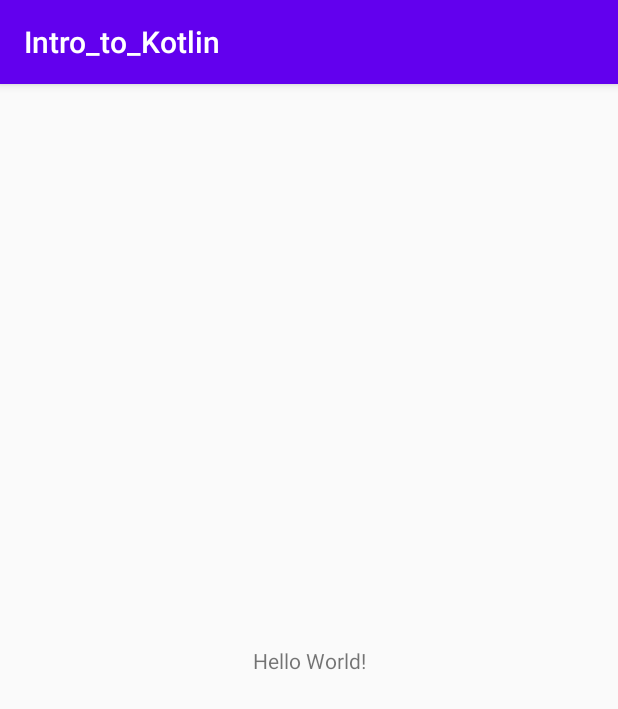
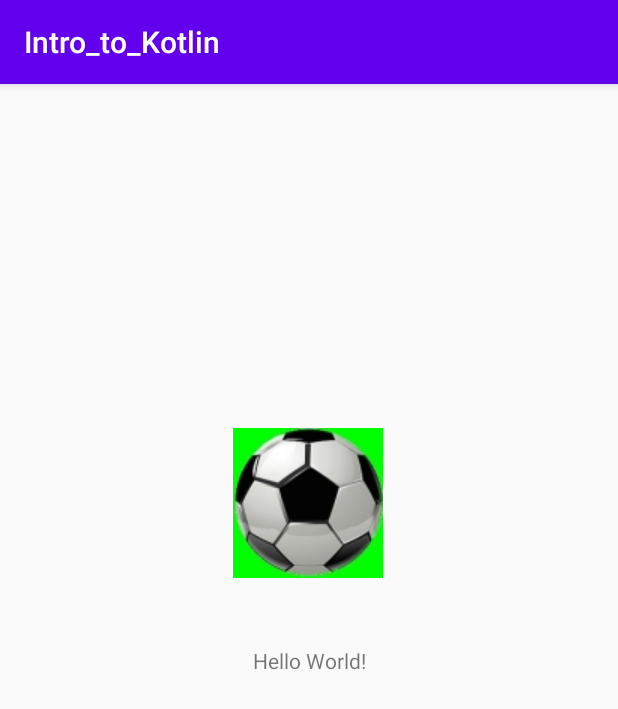
Before and after one commit to dodiforth/Intro_to_Kotlin, an Android app: the screen it shows after launch (MainActivity), on a phone screen of 412 x 824 dp. Shown: the top 709 px of the screen. Run offline under Robolectric (Android 15) with nearby library versions, the phone set to English and light mode, and no system bars.

Commit message:
Added two football images And fixed ConstrainLayout issue And Added ImageView widget

```diff
--- a/app/src/main/res/layout/activity_main.xml
+++ b/app/src/main/res/layout/activity_main.xml
@@ -7,6 +7,7 @@
     tools:context=".MainActivity">
 
     <TextView
+        android:id="@+id/textView"
         android:layout_width="wrap_content"
         android:layout_height="wrap_content"
         android:text="Hello World!"
@@ -15,4 +16,17 @@
         app:layout_constraintRight_toRightOf="parent"
         app:layout_constraintTop_toTopOf="parent" />
 
+    <ImageView
+        android:id="@+id/imageView"
+        android:layout_width="wrap_content"
+        android:layout_height="wrap_content"
+        android:layout_marginTop="200dp"
+        android:layout_marginBottom="16dp"
+        app:layout_constraintBottom_toTopOf="@+id/textView"
+        app:layout_constraintEnd_toEndOf="parent"
+        app:layout_constraintHorizontal_bias="0.498"
+        app:layout_constraintStart_toStartOf="parent"
+        app:layout_constraintTop_toTopOf="parent"
+        app:srcCompat="@drawable/ball_100x100" />
+
 </androidx.constraintlayout.widget.ConstraintLayout>
```
Also changed, not shown: app/src/main/res/drawable-v24/ball_100x100.jpg (added), app/src/main/res/drawable-v24/ball_640x480.jpg (added).
